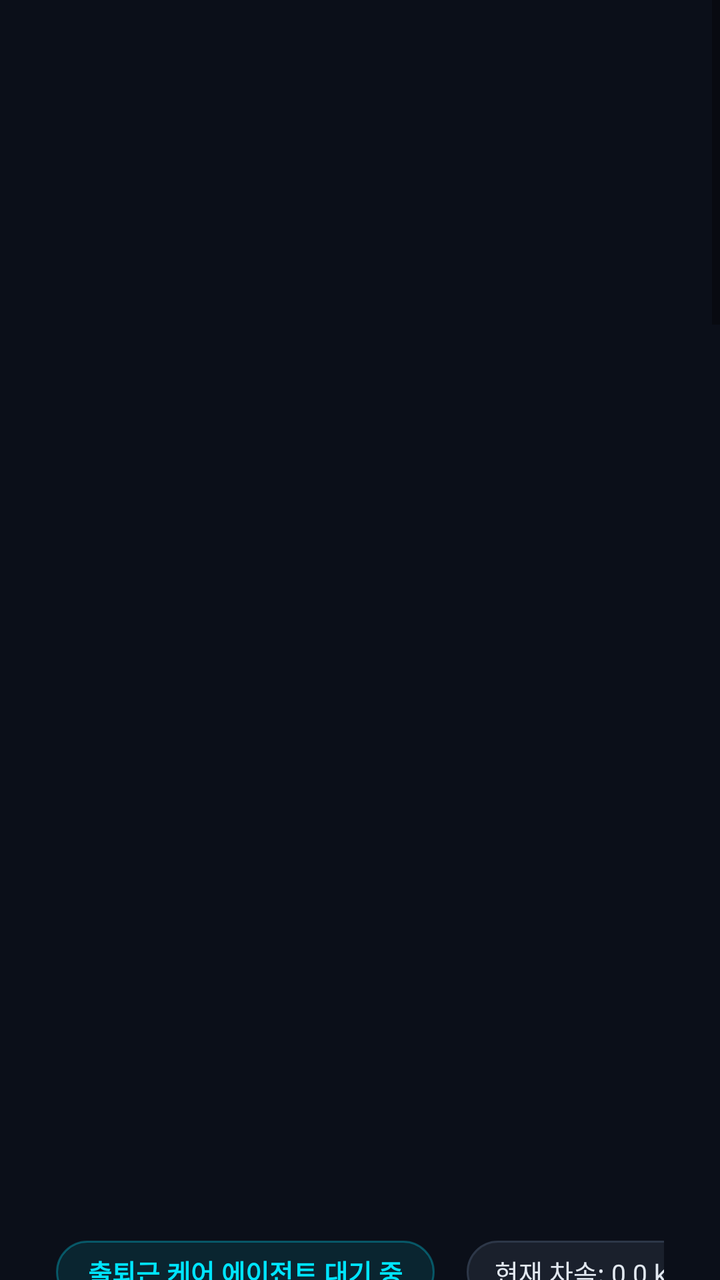
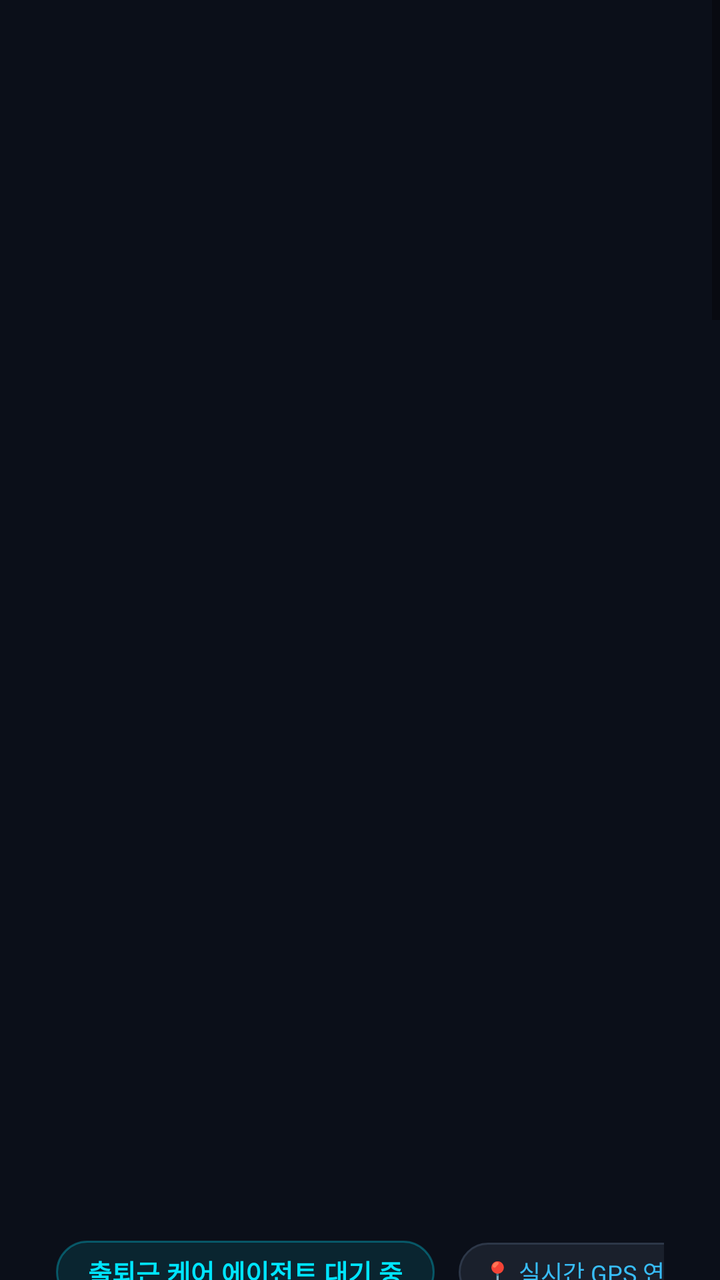

An Android layout rendered at two revisions. The XML below is the earlier revision; the diff shows what the commit changed to produce the second picture.
<!-- AndroidManifest.xml: application theme Theme.PleosCommuteCare -->
<!-- res/layout/activity_main.xml -->
<?xml version="1.0" encoding="utf-8"?>
<ScrollView xmlns:android="http://schemas.android.com/apk/res/android"
    xmlns:app="http://schemas.android.com/apk/res-auto"
    android:layout_width="match_parent"
    android:layout_height="match_parent"
    android:background="#0B0F19"
    android:fillViewport="true">

    <LinearLayout
        android:layout_width="match_parent"
        android:layout_height="wrap_content"
        android:orientation="vertical"
        android:paddingStart="28dp"
        android:paddingTop="20dp"
        android:paddingEnd="28dp"
        android:paddingBottom="40dp">

        
        
        
        <LinearLayout
            android:layout_width="match_parent"
            android:layout_height="wrap_content"
            android:gravity="center_vertical"
            android:orientation="horizontal"
            android:paddingBottom="12dp">

            <LinearLayout
                android:layout_width="0dp"
                android:layout_height="wrap_content"
                android:layout_weight="1"
                android:orientation="vertical">

                <TextView
                    android:id="@+id/tvMainTitle"
                    android:layout_width="wrap_content"
                    android:layout_height="wrap_content"
                    android:text="Pleos CommuteCare"
                    android:textColor="#FFFFFF"
                    android:textSize="26sp"
                    android:textStyle="bold" />

                <TextView
                    android:layout_width="wrap_content"
                    android:layout_height="wrap_content"
                    android:paddingTop="2dp"
                    android:text="현대자동차 SDV 커넥티드카 맞춤형 프리컨디셔닝 &amp; 인포테인먼트 에이전트"
                    android:textColor="#94A3B8"
                    android:textSize="13sp" />
            </LinearLayout>

            <TextView
                android:id="@+id/tvStatusBadge"
                android:layout_width="wrap_content"
                android:layout_height="wrap_content"
                android:background="@drawable/bg_badge_cyan"
                android:paddingStart="16dp"
                android:paddingTop="6dp"
                android:paddingEnd="16dp"
                android:paddingBottom="6dp"
                android:text="출퇴근 케어 에이전트 대기 중"
                android:textColor="#00E5FF"
                android:textSize="13sp"
                android:textStyle="bold" />

            <TextView
                android:id="@+id/tvSpeed"
                android:layout_width="wrap_content"
                android:layout_height="wrap_content"
                android:layout_marginStart="16dp"
                android:background="@drawable/bg_card_dark"
                android:paddingStart="14dp"
                android:paddingTop="6dp"
                android:paddingEnd="14dp"
                android:paddingBottom="6dp"
                android:text="현재 차속: 0.0 km/h"
                android:textColor="#E2E8F0"
                android:textSize="13sp" />
        </LinearLayout>

        
        
        
        <LinearLayout
            android:layout_width="match_parent"
            android:layout_height="wrap_content"
            android:layout_marginBottom="16dp"
            android:background="@drawable/bg_card_dark"
            android:gravity="center_vertical"
            android:orientation="horizontal"
            android:paddingStart="20dp"
            android:paddingTop="12dp"
            android:paddingEnd="20dp"
            android:paddingBottom="12dp">

            <TextView
                android:id="@+id/tvVoiceStatus"
                android:layout_width="0dp"
                android:layout_height="wrap_content"
                android:layout_weight="1"
                android:text="🔈 [음성 대기] Pleos On-Device TTS 엔진 준비 완료 (터치 패널로도 응답 가능)"
                android:textColor="#38BDF8"
                android:textSize="14sp"
                android:textStyle="bold" />

            <Button
                android:id="@+id/btnVoiceStop"
                android:layout_width="wrap_content"
                android:layout_height="38dp"
                android:layout_marginStart="10dp"
                android:background="@drawable/bg_button_orange"
                android:paddingStart="16dp"
                android:paddingEnd="16dp"
                android:text="⏹ 음성 멈춤"
                android:textColor="#FFFFFF"
                android:textSize="13sp"
                android:visibility="gone" />

            <Button
                android:id="@+id/btnVoiceReplay"
                android:layout_width="wrap_content"
                android:layout_height="38dp"
                android:layout_marginStart="10dp"
                android:background="@drawable/bg_button_dark"
                android:paddingStart="16dp"
                android:paddingEnd="16dp"
                android:text="▶️ 브리핑 다시 듣기"
                android:textColor="#00E5FF"
                android:textSize="13sp"
                android:visibility="gone" />
        </LinearLayout>

        
        
        
        <LinearLayout
            android:id="@+id/layoutQuickReplyCard"
            android:layout_width="match_parent"
            android:layout_height="wrap_content"
            android:layout_marginBottom="16dp"
            android:background="@drawable/bg_card_quick_reply"
            android:orientation="vertical"
            android:padding="20dp"
            android:visibility="gone">

            <TextView
                android:id="@+id/tvQuickReplyQuestion"
                android:layout_width="match_parent"
                android:layout_height="wrap_content"
                android:text="💡 현대자동차 본사로 출근 중이십니까?"
                android:textColor="#FDE047"
                android:textSize="16sp"
                android:textStyle="bold" />

            <TextView
                android:layout_width="match_parent"
                android:layout_height="wrap_content"
                android:paddingTop="2dp"
                android:paddingBottom="12dp"
                android:text="차량 소음으로 음성 인식이 어려울 때 패널을 터치하여 즉시 응답할 수 있습니다."
                android:textColor="#CBD5E1"
                android:textSize="12sp" />

            <LinearLayout
                android:layout_width="match_parent"
                android:layout_height="wrap_content"
                android:orientation="horizontal">

                <Button
                    android:id="@+id/btnQuickReplyYes"
                    android:layout_width="0dp"
                    android:layout_height="44dp"
                    android:layout_marginEnd="10dp"
                    android:layout_weight="1"
                    android:background="@drawable/bg_button_blue"
                    android:text="네, 맞춤 출근 시작"
                    android:textColor="#FFFFFF"
                    android:textSize="14sp"
                    android:textStyle="bold" />

                <Button
                    android:id="@+id/btnQuickReplyNo"
                    android:layout_width="0dp"
                    android:layout_height="44dp"
                    android:layout_marginEnd="10dp"
                    android:layout_weight="1"
                    android:background="@drawable/bg_button_dark"
                    android:text="아닙니다 (일반 주행)"
                    android:textColor="#FFFFFF"
                    android:textSize="14sp" />

                <Button
                    android:id="@+id/btnQuickReplyAlt"
                    android:layout_width="0dp"
                    android:layout_height="44dp"
                    android:layout_weight="1"
                    android:background="@drawable/bg_button_orange"
                    android:text="목적지 변경 (여행 모드)"
                    android:textColor="#FFFFFF"
                    android:textSize="14sp" />
            </LinearLayout>
        </LinearLayout>

        
        
        
        <LinearLayout
            android:layout_width="match_parent"
            android:layout_height="wrap_content"
            android:baselineAligned="false"
            android:orientation="horizontal">

            
            <LinearLayout
                android:layout_width="0dp"
                android:layout_height="wrap_content"
                android:layout_marginEnd="12dp"
                android:layout_weight="1"
                android:orientation="vertical">

                
                <LinearLayout
                    android:layout_width="match_parent"
                    android:layout_height="wrap_content"
                    android:layout_marginBottom="16dp"
                    android:background="@drawable/bg_card_briefing"
                    android:orientation="vertical"
                    android:padding="20dp">

                    <TextView
                        android:layout_width="wrap_content"
                        android:layout_height="wrap_content"
                        android:text="🎙️ Pleos 하이브리드 AI 맞춤 브리핑"
                        android:textColor="#00E5FF"
                        android:textSize="16sp"
                        android:textStyle="bold" />

                    <TextView
                        android:id="@+id/tvWeatherDetails"
                        android:layout_width="match_parent"
                        android:layout_height="wrap_content"
                        android:paddingTop="8dp"
                        android:paddingBottom="6dp"
                        android:text="⛅ [기상청 초단기실황] 기온 2.7℃, 맑음, 습도 74%, 풍속 1.2m/s"
                        android:textColor="#F1F5F9"
                        android:textSize="13sp" />

                    <TextView
                        android:id="@+id/tvAiBriefing"
                        android:layout_width="match_parent"
                        android:layout_height="wrap_content"
                        android:lineSpacingExtra="4dp"
                        android:paddingTop="4dp"
                        android:paddingBottom="12dp"
                        android:text="AI 브리핑 생성 대기 중..."
                        android:textColor="#E2E8F0"
                        android:textSize="14sp" />

                    <Button
                        android:id="@+id/btnRefreshAiBriefing"
                        android:layout_width="match_parent"
                        android:layout_height="40dp"
                        android:background="@drawable/bg_button_dark"
                        android:text="AI 브리핑 다시 생성 (GPT-4o-mini)"
                        android:textColor="#00E5FF"
                        android:textSize="13sp" />
                </LinearLayout>

                
                <LinearLayout
                    android:layout_width="match_parent"
                    android:layout_height="wrap_content"
                    android:layout_marginBottom="16dp"
                    android:background="@drawable/bg_card_dark"
                    android:orientation="vertical"
                    android:padding="20dp">

                    <TextView
                        android:layout_width="wrap_content"
                        android:layout_height="wrap_content"
                        android:text="🎯 출퇴근 패턴 학습 &amp; 스마트 감지"
                        android:textColor="#FBBF24"
                        android:textSize="16sp"
                        android:textStyle="bold" />

                    <TextView
                        android:id="@+id/tvCommutePrompt"
                        android:layout_width="match_parent"
                        android:layout_height="wrap_content"
                        android:paddingTop="8dp"
                        android:paddingBottom="8dp"
                        android:text="패턴 분석 중..."
                        android:textColor="#FEF08A"
                        android:textSize="14sp" />

                    <Button
                        android:id="@+id/btnConfirmCommute"
                        android:layout_width="match_parent"
                        android:layout_height="40dp"
                        android:background="@drawable/bg_button_blue"
                        android:text="네, 맞춤 출근 루틴 시작"
                        android:textColor="#FFFFFF"
                        android:textSize="13sp"
                        android:textStyle="bold"
                        android:visibility="gone" />
                </LinearLayout>

                
                <LinearLayout
                    android:layout_width="match_parent"
                    android:layout_height="wrap_content"
                    android:layout_marginBottom="16dp"
                    android:background="@drawable/bg_card_dark"
                    android:orientation="vertical"
                    android:padding="20dp">

                    <TextView
                        android:layout_width="wrap_content"
                        android:layout_height="wrap_content"
                        android:text="📰 맞춤형 뉴스 큐레이션 &amp; 취향 학습"
                        android:textColor="#A7F3D0"
                        android:textSize="16sp"
                        android:textStyle="bold" />

                    <TextView
                        android:id="@+id/tvNewsTitle"
                        android:layout_width="match_parent"
                        android:layout_height="wrap_content"
                        android:paddingTop="8dp"
                        android:paddingBottom="4dp"
                        android:text="뉴스 추천 불러오는 중..."
                        android:textColor="#FFFFFF"
                        android:textSize="14sp"
                        android:textStyle="bold" />

                    <TextView
                        android:id="@+id/tvNewsSummary"
                        android:layout_width="match_parent"
                        android:layout_height="wrap_content"
                        android:lineSpacingExtra="3dp"
                        android:paddingBottom="12dp"
                        android:text="이 뉴스를 음성 요약 브리핑으로 들으시겠습니까?"
                        android:textColor="#94A3B8"
                        android:textSize="13sp" />

                    <LinearLayout
                        android:layout_width="match_parent"
                        android:layout_height="wrap_content"
                        android:orientation="horizontal">

                        <Button
                            android:id="@+id/btnNewsAccept"
                            android:layout_width="0dp"
                            android:layout_height="40dp"
                            android:layout_marginEnd="8dp"
                            android:layout_weight="1"
                            android:background="@drawable/bg_button_green"
                            android:text="네, 요약해주세요 🔊"
                            android:textColor="#FFFFFF"
                            android:textSize="13sp" />

                        <Button
                            android:id="@+id/btnNewsDecline"
                            android:layout_width="0dp"
                            android:layout_height="40dp"
                            android:layout_weight="1"
                            android:background="@drawable/bg_button_dark"
                            android:text="괜찮습니다"
                            android:textColor="#94A3B8"
                            android:textSize="13sp" />
                    </LinearLayout>
                </LinearLayout>
            </LinearLayout>

            
            <LinearLayout
                android:layout_width="0dp"
                android:layout_height="wrap_content"
                android:layout_marginStart="12dp"
                android:layout_weight="1"
                android:orientation="vertical">

                
                <LinearLayout
                    android:layout_width="match_parent"
                    android:layout_height="wrap_content"
                    android:layout_marginBottom="16dp"
                    android:background="@drawable/bg_card_dark"
                    android:orientation="vertical"
                    android:padding="20dp">

                    <TextView
                        android:layout_width="wrap_content"
                        android:layout_height="wrap_content"
                        android:text="🌡️ 스마트 프리컨디셔닝 &amp; 공조 취향"
                        android:textColor="#60A5FA"
                        android:textSize="16sp"
                        android:textStyle="bold" />

                    
                    <LinearLayout
                        android:layout_width="match_parent"
                        android:layout_height="wrap_content"
                        android:layout_marginTop="10dp"
                        android:layout_marginBottom="10dp"
                        android:background="@drawable/bg_temp_box"
                        android:gravity="center"
                        android:orientation="vertical"
                        android:padding="12dp">

                        <TextView
                            android:id="@+id/tvTargetTempDisplay"
                            android:layout_width="wrap_content"
                            android:layout_height="wrap_content"
                            android:text="목표 공조: 21.5℃ (학습된 최적 온도)"
                            android:textColor="#38BDF8"
                            android:textSize="16sp"
                            android:textStyle="bold" />

                        <TextView
                            android:layout_width="wrap_content"
                            android:layout_height="wrap_content"
                            android:text="출발 시각 기준 개인화 시계열 예측 반영"
                            android:textColor="#64748B"
                            android:textSize="11sp" />
                    </LinearLayout>

                    <LinearLayout
                        android:layout_width="match_parent"
                        android:layout_height="wrap_content"
                        android:layout_marginBottom="10dp"
                        android:orientation="horizontal">

                        <Button
                            android:id="@+id/btnTempDown"
                            android:layout_width="0dp"
                            android:layout_height="40dp"
                            android:layout_marginEnd="8dp"
                            android:layout_weight="1"
                            android:background="@drawable/bg_button_dark"
                            android:text="온도 내리기 (-0.5℃)"
                            android:textColor="#FFFFFF"
                            android:textSize="13sp" />

                        <Button
                            android:id="@+id/btnTempUp"
                            android:layout_width="0dp"
                            android:layout_height="40dp"
                            android:layout_weight="1"
                            android:background="@drawable/bg_button_dark"
                            android:text="온도 올리기 (+0.5℃)"
                            android:textColor="#FFFFFF"
                            android:textSize="13sp" />
                    </LinearLayout>

                    <Button
                        android:id="@+id/btnPrecondition"
                        android:layout_width="match_parent"
                        android:layout_height="44dp"
                        android:background="@drawable/bg_button_blue"
                        android:text="자동 원격 시동 및 프리컨디셔닝 실행 (10분 미탑승 자동OFF)"
                        android:textColor="#FFFFFF"
                        android:textSize="13sp"
                        android:textStyle="bold" />
                </LinearLayout>

                
                <LinearLayout
                    android:layout_width="match_parent"
                    android:layout_height="wrap_content"
                    android:layout_marginBottom="16dp"
                    android:background="@drawable/bg_card_dark"
                    android:orientation="vertical"
                    android:padding="20dp">

                    <TextView
                        android:layout_width="wrap_content"
                        android:layout_height="wrap_content"
                        android:text="💡 그랜저(GN7) 인터랙티브 무드램프"
                        android:textColor="#FBBF24"
                        android:textSize="16sp"
                        android:textStyle="bold" />

                    <TextView
                        android:id="@+id/tvLightingInfo"
                        android:layout_width="match_parent"
                        android:layout_height="wrap_content"
                        android:paddingTop="8dp"
                        android:paddingBottom="4dp"
                        android:text="무드램프 설정 중..."
                        android:textColor="#FEF08A"
                        android:textSize="14sp"
                        android:textStyle="bold" />

                    <TextView
                        android:id="@+id/tvLightingBasis"
                        android:layout_width="match_parent"
                        android:layout_height="wrap_content"
                        android:lineSpacingExtra="3dp"
                        android:text="조명공학 &amp; 색채심리 연구 근거 분석 중..."
                        android:textColor="#94A3B8"
                        android:textSize="12sp" />
                </LinearLayout>

                
                <LinearLayout
                    android:layout_width="match_parent"
                    android:layout_height="wrap_content"
                    android:layout_marginBottom="16dp"
                    android:background="@drawable/bg_card_dark"
                    android:orientation="vertical"
                    android:padding="20dp">

                    <TextView
                        android:layout_width="wrap_content"
                        android:layout_height="wrap_content"
                        android:text="🎧 심리음향학 사운드 &amp; YouTube Music"
                        android:textColor="#C084FC"
                        android:textSize="16sp"
                        android:textStyle="bold" />

                    <TextView
                        android:id="@+id/tvAudioInfo"
                        android:layout_width="match_parent"
                        android:layout_height="wrap_content"
                        android:paddingTop="8dp"
                        android:paddingBottom="4dp"
                        android:text="오디오 프리셋 설정 중..."
                        android:textColor="#E9D5FF"
                        android:textSize="14sp"
                        android:textStyle="bold" />

                    <TextView
                        android:id="@+id/tvAcousticBasis"
                        android:layout_width="match_parent"
                        android:layout_height="wrap_content"
                        android:lineSpacingExtra="3dp"
                        android:text="차량 소음 마스킹 및 각성도 연구 근거..."
                        android:textColor="#94A3B8"
                        android:textSize="12sp" />
                </LinearLayout>

                
                <LinearLayout
                    android:layout_width="match_parent"
                    android:layout_height="wrap_content"
                    android:layout_marginBottom="16dp"
                    android:background="@drawable/bg_card_dark"
                    android:orientation="vertical"
                    android:padding="20dp">

                    <TextView
                        android:layout_width="wrap_content"
                        android:layout_height="wrap_content"
                        android:text="🏖️ 주말 콘도/리조트 여행 모드"
                        android:textColor="#FB923C"
                        android:textSize="16sp"
                        android:textStyle="bold" />

                    <Button
                        android:id="@+id/btnTriggerTravelMode"
                        android:layout_width="match_parent"
                        android:layout_height="40dp"
                        android:layout_marginTop="8dp"
                        android:layout_marginBottom="6dp"
                        android:background="@drawable/bg_button_orange"
                        android:text="모의 목적지: 주말 콘도/리조트 여행 모드 시연"
                        android:textColor="#FFFFFF"
                        android:textSize="13sp"
                        android:textStyle="bold" />

                    <TextView
                        android:id="@+id/tvTravelBanner"
                        android:layout_width="match_parent"
                        android:layout_height="wrap_content"
                        android:lineSpacingExtra="3dp"
                        android:textColor="#FED7AA"
                        android:textSize="13sp"
                        android:visibility="gone" />
                </LinearLayout>
            </LinearLayout>
        </LinearLayout>

        
        
        
        <LinearLayout
            android:layout_width="match_parent"
            android:layout_height="wrap_content"
            android:background="@drawable/bg_card_dark"
            android:orientation="vertical"
            android:padding="20dp">

            <TextView
                android:layout_width="wrap_content"
                android:layout_height="wrap_content"
                android:text="💻 실시간 VHAL 및 알고리즘 진단 로그"
                android:textColor="#94A3B8"
                android:textSize="14sp"
                android:textStyle="bold" />

            <TextView
                android:id="@+id/tvLogConsole"
                android:layout_width="match_parent"
                android:layout_height="wrap_content"
                android:paddingTop="8dp"
                android:text="• Pleos CommuteCare 시작됨"
                android:textColor="#64748B"
                android:textSize="12sp" />
        </LinearLayout>
    </LinearLayout>
</ScrollView>
<!-- resources referenced by this layout -->
<resources>
  <!-- drawable bg_badge_cyan (drawable) -->
  <?xml version="1.0" encoding="utf-8"?>
  <shape xmlns:android="http://schemas.android.com/apk/res/android"
      android:shape="rectangle">
      <solid android:color="#1A00E5FF" />
      <corners android:radius="20dp" />
      <stroke
          android:width="1dp"
          android:color="#4D00E5FF" />
  </shape>
  <!-- drawable bg_button_blue (drawable) -->
  <?xml version="1.0" encoding="utf-8"?>
  <ripple xmlns:android="http://schemas.android.com/apk/res/android"
      android:color="#40FFFFFF">
      <item>
          <shape android:shape="rectangle">
              <gradient
                  android:angle="0"
                  android:startColor="#0D47A1"
                  android:endColor="#1976D2" />
              <corners android:radius="12dp" />
          </shape>
      </item>
  </ripple>
  <!-- drawable bg_button_dark (drawable) -->
  <?xml version="1.0" encoding="utf-8"?>
  <ripple xmlns:android="http://schemas.android.com/apk/res/android"
      android:color="#33FFFFFF">
      <item>
          <shape android:shape="rectangle">
              <solid android:color="#2D3748" />
              <corners android:radius="12dp" />
              <stroke
                  android:width="1dp"
                  android:color="#4A5568" />
          </shape>
      </item>
  </ripple>
  <!-- drawable bg_button_green (drawable) -->
  <?xml version="1.0" encoding="utf-8"?>
  <ripple xmlns:android="http://schemas.android.com/apk/res/android"
      android:color="#40FFFFFF">
      <item>
          <shape android:shape="rectangle">
              <gradient
                  android:angle="0"
                  android:startColor="#1B5E20"
                  android:endColor="#2E7D32" />
              <corners android:radius="12dp" />
          </shape>
      </item>
  </ripple>
  <!-- drawable bg_button_orange (drawable) -->
  <?xml version="1.0" encoding="utf-8"?>
  <ripple xmlns:android="http://schemas.android.com/apk/res/android"
      android:color="#40FFFFFF">
      <item>
          <shape android:shape="rectangle">
              <gradient
                  android:angle="0"
                  android:startColor="#BF360C"
                  android:endColor="#E65100" />
              <corners android:radius="12dp" />
          </shape>
      </item>
  </ripple>
  <!-- drawable bg_card_briefing (drawable) -->
  <?xml version="1.0" encoding="utf-8"?>
  <shape xmlns:android="http://schemas.android.com/apk/res/android"
      android:shape="rectangle">
      <gradient
          android:angle="135"
          android:startColor="#162238"
          android:endColor="#131B2A" />
      <corners android:radius="16dp" />
      <stroke
          android:width="1.5dp"
          android:color="#00E5FF" />
  </shape>
  <!-- drawable bg_card_dark (drawable) -->
  <?xml version="1.0" encoding="utf-8"?>
  <shape xmlns:android="http://schemas.android.com/apk/res/android"
      android:shape="rectangle">
      <solid android:color="#1A202C" />
      <corners android:radius="16dp" />
      <stroke
          android:width="1dp"
          android:color="#2D3748" />
  </shape>
  <!-- drawable bg_card_quick_reply (drawable) -->
  <?xml version="1.0" encoding="utf-8"?>
  <shape xmlns:android="http://schemas.android.com/apk/res/android"
      android:shape="rectangle">
      <solid android:color="#231F1A" />
      <corners android:radius="16dp" />
      <stroke
          android:width="1.5dp"
          android:color="#FFB300" />
  </shape>
  <!-- drawable bg_temp_box (drawable) -->
  <?xml version="1.0" encoding="utf-8"?>
  <shape xmlns:android="http://schemas.android.com/apk/res/android"
      android:shape="rectangle">
      <solid android:color="#0F172A" />
      <corners android:radius="14dp" />
      <stroke
          android:width="1.5dp"
          android:color="#3B82F6" />
  </shape>
  <!-- unchanged entries left out for length: 1 -->
</resources>

<!-- the commit's change to res/layout/activity_main.xml (unified diff, before → after) -->
@@ -64,10 +64,24 @@
                 android:textStyle="bold" />
 
             <TextView
+                android:id="@+id/tvLocationGps"
+                android:layout_width="wrap_content"
+                android:layout_height="wrap_content"
+                android:layout_marginStart="12dp"
+                android:background="@drawable/bg_card_dark"
+                android:paddingStart="12dp"
+                android:paddingTop="6dp"
+                android:paddingEnd="12dp"
+                android:paddingBottom="6dp"
+                android:text="📍 실시간 GPS 연동 중..."
+                android:textColor="#38BDF8"
+                android:textSize="12sp" />
+
+            <TextView
                 android:id="@+id/tvSpeed"
                 android:layout_width="wrap_content"
                 android:layout_height="wrap_content"
-                android:layout_marginStart="16dp"
+                android:layout_marginStart="12dp"
                 android:background="@drawable/bg_card_dark"
                 android:paddingStart="14dp"
                 android:paddingTop="6dp"
@@ -98,9 +112,22 @@
                 android:layout_width="0dp"
                 android:layout_height="wrap_content"
                 android:layout_weight="1"
-                android:text="🔈 [음성 대기] Pleos On-Device TTS 엔진 준비 완료 (터치 패널로도 응답 가능)"
+                android:text="🔈 [음성 대기] Pleos On-Device TTS/STT 준비 완료"
                 android:textColor="#38BDF8"
                 android:textSize="14sp"
+                android:textStyle="bold" />
+
+            <Button
+                android:id="@+id/btnVoiceMic"
+                android:layout_width="wrap_content"
+                android:layout_height="38dp"
+                android:layout_marginStart="10dp"
+                android:background="@drawable/bg_button_blue"
+                android:paddingStart="16dp"
+                android:paddingEnd="16dp"
+                android:text="🎤 음성 명령 말하기"
+                android:textColor="#FFFFFF"
+                android:textSize="13sp"
                 android:textStyle="bold" />
 
             <Button
